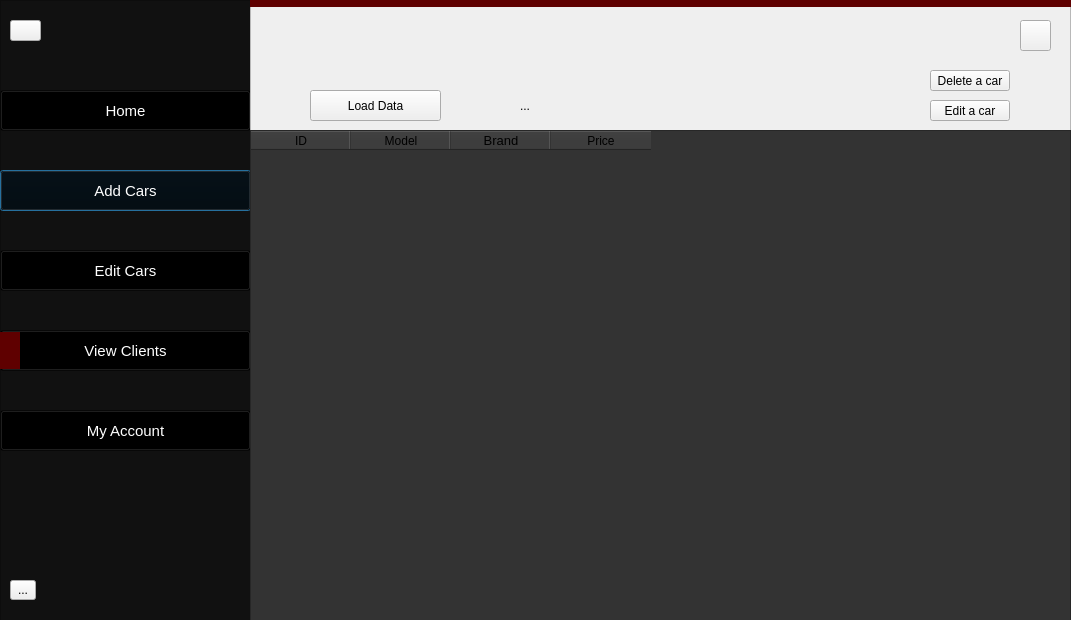
Before: the Qt Designer form YES-Car-Rentals/centraladmin_viewcars.ui in Sickojo/Yes-Car-Rentals, drawn with Qt 5.
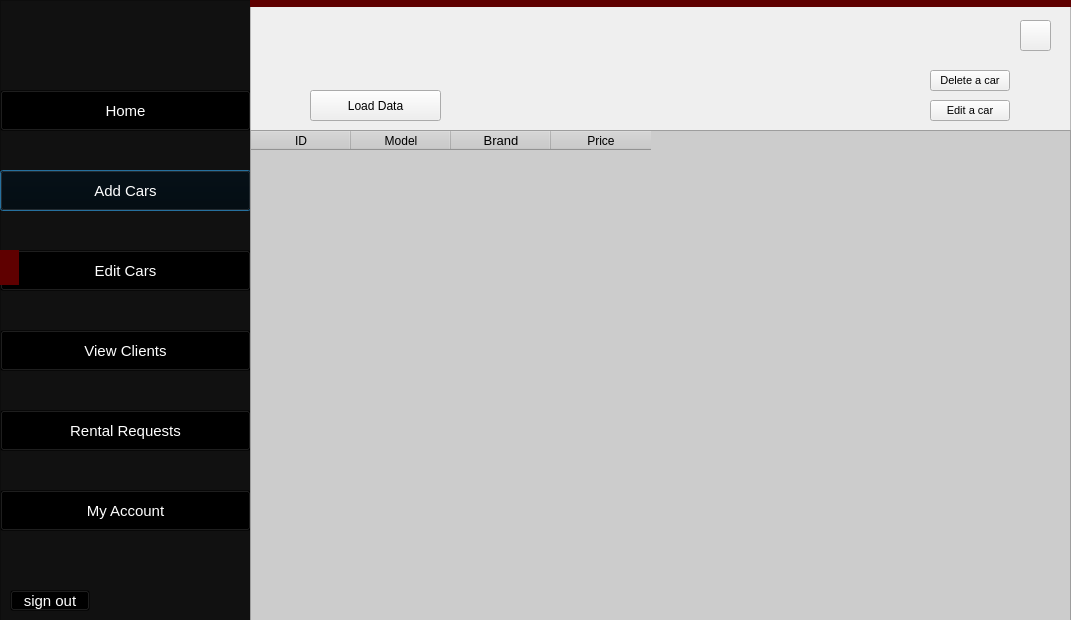
After: the same form once the commit is applied. Icons and pictures are not drawn.

Patch:
```diff
--- a/YES-Car-Rentals/centraladmin_viewcars.ui
+++ b/YES-Car-Rentals/centraladmin_viewcars.ui
@@ -38,7 +38,7 @@
         color:#ffffff;
 }
 
-QPushButton#HomeButton:hover, QPushButton#AddCars:hover,  QPushButton#EditCars:hover, QPushButton#MyAccount:hover, QPushButton#ViewClients:hover
+QPushButton#HomeButton:hover, QPushButton#AddCars:hover,  QPushButton#EditCars:hover, QPushButton#MyAccount:hover, QPushButton#ViewClients:hover,QPushButton#Rental:hover,QPushButton#signout:hover
 {
         font-size:15px;
         background:#222;
@@ -61,9 +61,9 @@
     <property name="geometry">
      <rect>
       <x>0</x>
-      <y>332</y>
-      <width>20</width>
-      <height>37</height>
+      <y>250</y>
+      <width>19</width>
+      <height>35</height>
      </rect>
     </property>
     <property name="styleSheet">
@@ -99,42 +99,13 @@
      <string>Edit Cars</string>
     </property>
    </widget>
-   <widget class="QToolButton" name="toolButton">
-    <property name="geometry">
-     <rect>
-      <x>10</x>
-      <y>580</y>
-      <width>26</width>
-      <height>20</height>
-     </rect>
-    </property>
-    <property name="text">
-     <string>...</string>
-    </property>
-   </widget>
-   <widget class="QToolButton" name="toolButton_2">
-    <property name="geometry">
-     <rect>
-      <x>10</x>
-      <y>20</y>
-      <width>31</width>
-      <height>21</height>
-     </rect>
-    </property>
-    <property name="styleSheet">
-     <string notr="true">border-image:url(L:/UNI/Projects/Project one/Grind/Project/QT/data/icons/home.png)0 0 0 0 stretch stretch;</string>
-    </property>
-    <property name="text">
-     <string/>
-    </property>
-   </widget>
    <widget class="QLabel" name="label_3">
     <property name="geometry">
      <rect>
       <x>20</x>
       <y>90</y>
-      <width>41</width>
-      <height>31</height>
+      <width>35</width>
+      <height>35</height>
      </rect>
     </property>
     <property name="text">
@@ -158,7 +129,7 @@
     <property name="geometry">
      <rect>
       <x>0</x>
-      <y>410</y>
+      <y>490</y>
       <width>251</width>
       <height>41</height>
      </rect>
@@ -180,6 +151,98 @@
      <string>View Clients</string>
     </property>
    </widget>
+   <widget class="QPushButton" name="Rental">
+    <property name="geometry">
+     <rect>
+      <x>0</x>
+      <y>410</y>
+      <width>251</width>
+      <height>41</height>
+     </rect>
+    </property>
+    <property name="text">
+     <string>Rental Requests</string>
+    </property>
+   </widget>
+   <widget class="QLabel" name="label_5">
+    <property name="geometry">
+     <rect>
+      <x>20</x>
+      <y>170</y>
+      <width>35</width>
+      <height>35</height>
+     </rect>
+    </property>
+    <property name="text">
+     <string/>
+    </property>
+   </widget>
+   <widget class="QLabel" name="label_6">
+    <property name="geometry">
+     <rect>
+      <x>20</x>
+      <y>250</y>
+      <width>35</width>
+      <height>35</height>
+     </rect>
+    </property>
+    <property name="text">
+     <string/>
+    </property>
+   </widget>
+   <widget class="QLabel" name="label_7">
+    <property name="geometry">
+     <rect>
+      <x>20</x>
+      <y>330</y>
+      <width>35</width>
+      <height>35</height>
+     </rect>
+    </property>
+    <property name="text">
+     <string/>
+    </property>
+   </widget>
+   <widget class="QLabel" name="label_8">
+    <property name="geometry">
+     <rect>
+      <x>20</x>
+      <y>410</y>
+      <width>35</width>
+      <height>35</height>
+     </rect>
+    </property>
+    <property name="text">
+     <string/>
+    </property>
+   </widget>
+   <widget class="QLabel" name="label_9">
+    <property name="geometry">
+     <rect>
+      <x>20</x>
+      <y>490</y>
+      <width>35</width>
+      <height>35</height>
+     </rect>
+    </property>
+    <property name="text">
+     <string/>
+    </property>
+   </widget>
+   <widget class="QPushButton" name="signout">
+    <property name="geometry">
+     <rect>
+      <x>10</x>
+      <y>590</y>
+      <width>80</width>
+      <height>21</height>
+     </rect>
+    </property>
+    <property name="text">
+     <string>sign out</string>
+    </property>
+   </widget>
+   <zorder>Rental</zorder>
    <zorder>AddCars</zorder>
    <zorder>EditCars</zorder>
    <zorder>toolButton</zorder>
@@ -287,7 +350,7 @@
     <property name="styleSheet">
      <string notr="true">
         color:black;
-        background-color:#333;
+        background-color:#cccccc;
         font-size:12px;
 </string>
     </property>
@@ -333,22 +396,6 @@
      <string>Load Data</string>
     </property>
    </widget>
-   <widget class="QLabel" name="Testlbl">
-    <property name="geometry">
-     <rect>
-      <x>270</x>
-      <y>95</y>
-      <width>271</width>
-      <height>21</height>
-     </rect>
-    </property>
-    <property name="styleSheet">
-     <string notr="true">color:black;</string>
-    </property>
-    <property name="text">
-     <string>...</string>
-    </property>
-   </widget>
    <widget class="QPushButton" name="EditCarButton">
     <property name="geometry">
      <rect>
@@ -358,6 +405,10 @@
       <height>21</height>
      </rect>
     </property>
+    <property name="styleSheet">
+     <string notr="true">	font-size:11px;
+</string>
+    </property>
     <property name="text">
      <string>Edit a car</string>
     </property>
@@ -371,6 +422,10 @@
       <height>21</height>
      </rect>
     </property>
+    <property name="styleSheet">
+     <string notr="true">	font-size:11px;
+</string>
+    </property>
     <property name="text">
      <string>Delete a car</string>
     </property>
```
Left out of the diff: 18 changed lines with no effect on the pictures.
